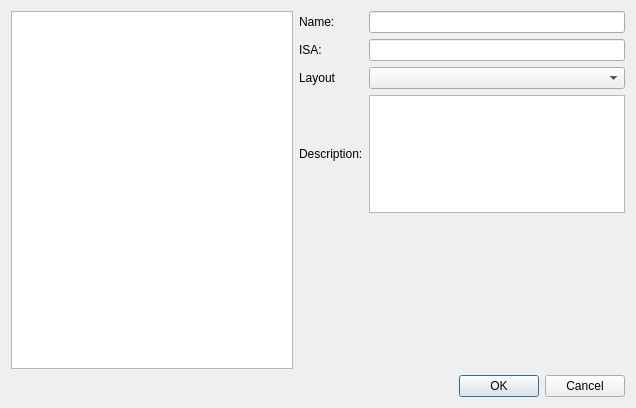
Old version of the form src/processorselectiondialog.ui in the repository mortbopet/Ripes.
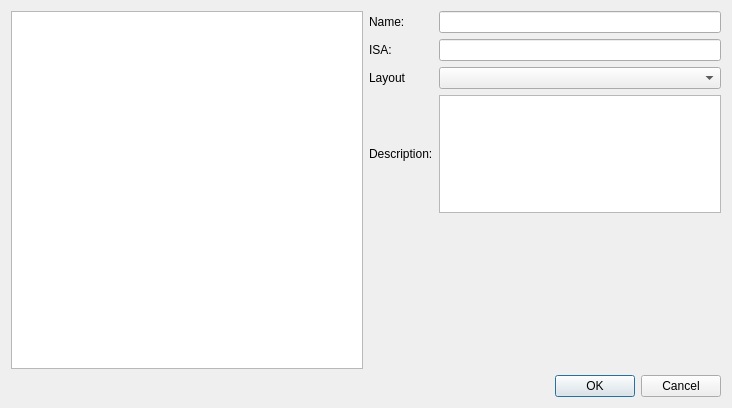
New version of the form. Custom widgets are drawn as their Qt base class.

Commit message: Set current item in ProcessorSelectionDialog to current processor

What changed in the file:
```diff
--- a/src/processorselectiondialog.ui
+++ b/src/processorselectiondialog.ui
@@ -6,7 +6,7 @@
    <rect>
     <x>0</x>
     <y>0</y>
-    <width>636</width>
+    <width>732</width>
     <height>408</height>
    </rect>
   </property>
```
The commit also changes 1 other file.
